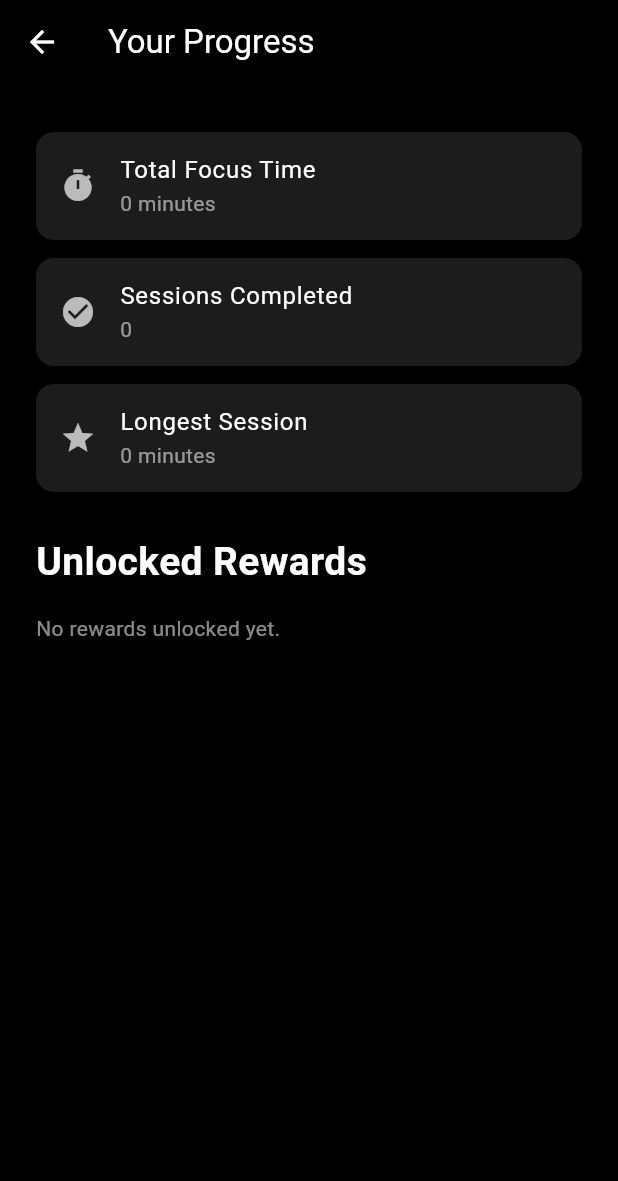
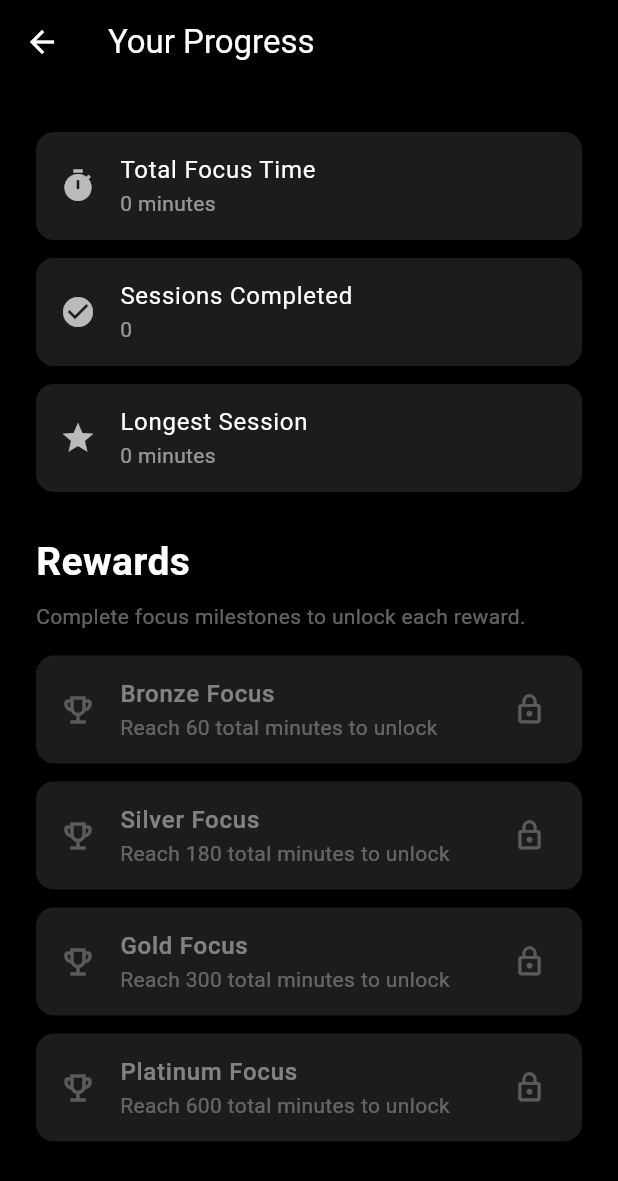
Before and after one commit to CalebNoss/FocusApplicationSpring2026SP, a Flutter app: the ProgressScreen screen opened directly, on a phone screen of 412 x 824 dp. Shown: the top 1181 px of the screen. Run offline on Flutter 3.47's test engine with Material 3 defaults, Android fonts, the phone set to English and light mode, and no system bars; our stand-ins replace just_audio, native_ffi, supabase_flutter; missing offline and left inert: dart:ffi, media_kit, media_kit_video; accounts and stored records are empty.

Commit message:
Show locked rewardst

```diff
--- a/lib/native.dart
+++ b/lib/native.dart
@@ -1,52 +1 @@
-import 'dart:ffi' as ffi;
-
-typedef RunStartNative = ffi.Void Function();
-typedef RunStartDart = void Function();
-
-typedef RunMiddleNative = ffi.Void Function();
-typedef RunMiddleDart = void Function();
-
-typedef RunEndNative = ffi.Void Function();
-typedef RunEndDart = void Function();
-
-class NativeBindings {
-  late final RunStartDart RunStart;
-  late final RunMiddleDart RunMiddle;
-  late final RunEndDart RunEnd;
-
-  NativeBindings() {
-    final ffi.DynamicLibrary dll;
-    try {
-      dll = ffi.DynamicLibrary.open("FocusAppLibrary.dll");
-    } catch (_) {
-      RunStart = () {};
-      RunMiddle = () {};
-      RunEnd = () {};
-      return;
-    }
-
-    RunStart = dll.lookupFunction<RunStartNative, RunStartDart>(
-      "RunStart",
-    );
-
-    RunEnd = dll.lookupFunction<RunEndNative, RunEndDart>(
-      "RunEnd",
-    );
-
-    RunMiddle = dll.lookupFunction<RunMiddleNative, RunMiddleDart>(
-      "RunMiddle",
-    );
-  }
-
-  void callRunStart() {
-    RunStart();
-  }
-
-  void callRunMiddle() {
-    RunMiddle();
-  }
-
-  void callRunEnd() {
-    RunEnd();
-  }
-}
+export 'native_stub.dart' if (dart.library.ffi) 'native_ffi.dart';
--- /dev/null
+++ b/lib/native_ffi.dart
@@ -0,0 +1,52 @@
+import 'dart:ffi' as ffi;
+
+typedef RunStartNative = ffi.Void Function();
+typedef RunStartDart = void Function();
+
+typedef RunMiddleNative = ffi.Void Function();
+typedef RunMiddleDart = void Function();
+
+typedef RunEndNative = ffi.Void Function();
+typedef RunEndDart = void Function();
+
+class NativeBindings {
+  late final RunStartDart RunStart;
+  late final RunMiddleDart RunMiddle;
+  late final RunEndDart RunEnd;
+
+  NativeBindings() {
+    final ffi.DynamicLibrary dll;
+    try {
+      dll = ffi.DynamicLibrary.open("FocusAppLibrary.dll");
+    } catch (_) {
+      RunStart = () {};
+      RunMiddle = () {};
+      RunEnd = () {};
+      return;
+    }
+
+    RunStart = dll.lookupFunction<RunStartNative, RunStartDart>(
+      "RunStart",
+    );
+
+    RunEnd = dll.lookupFunction<RunEndNative, RunEndDart>(
+      "RunEnd",
+    );
+
+    RunMiddle = dll.lookupFunction<RunMiddleNative, RunMiddleDart>(
+      "RunMiddle",
+    );
+  }
+
+  void callRunStart() {
+    RunStart();
+  }
+
+  void callRunMiddle() {
+    RunMiddle();
+  }
+
+  void callRunEnd() {
+    RunEnd();
+  }
+}
--- /dev/null
+++ b/lib/native_stub.dart
@@ -0,0 +1,10 @@
+/// Web and other platforms without FFI: native DLL calls are no-ops.
+class NativeBindings {
+  NativeBindings();
+
+  void callRunStart() {}
+
+  void callRunMiddle() {}
+
+  void callRunEnd() {}
+}
--- a/lib/screens/progress_screen.dart
+++ b/lib/screens/progress_screen.dart
@@ -1,5 +1,6 @@
 import 'package:flutter/material.dart';
 import '../data/session_store.dart';
+import '../models/reward_badge.dart';
 import '../services/progress_service.dart';
 import '../services/reward_service.dart';
 
@@ -23,9 +24,6 @@ class ProgressScreen extends StatelessWidget {
         final int longestSession = progressService.getLongestSession(
           sessions.cast(),
         );
-        final unlockedRewards =
-            rewardService.getUnlockedRewards(totalMinutes);
-
         return Scaffold(
           backgroundColor: Colors.black,
           appBar: AppBar(
@@ -66,32 +64,33 @@ class ProgressScreen extends StatelessWidget {
                   const SizedBox(height: 28),
 
                   const Text(
-                    'Unlocked Rewards',
+                    'Rewards',
                     style: TextStyle(
                       fontSize: 26,
                       fontWeight: FontWeight.bold,
                       color: Colors.white,
                     ),
                   ),
+                  const SizedBox(height: 8),
+                  const Text(
+                    'Complete focus milestones to unlock each reward.',
+                    style: TextStyle(color: Colors.white38, fontSize: 14),
+                  ),
                   const SizedBox(height: 16),
 
-                  if (unlockedRewards.isEmpty)
-                    const Text(
-                      'No rewards unlocked yet.',
-                      style: TextStyle(color: Colors.white54),
-                    )
-                  else
-                    ...unlockedRewards.map(
-                      (reward) => Padding(
+                  ...rewardService.rewards.map(
+                    (RewardBadge reward) {
+                      final bool unlocked =
+                          rewardService.isUnlocked(reward, totalMinutes);
+                      return Padding(
                         padding: const EdgeInsets.only(bottom: 12),
-                        child: _StatCard(
-                          icon: Icons.emoji_events,
-                          title: reward.title,
-                          value:
-                              'Unlocked at ${reward.requiredMinutes} minutes',
+                        child: _RewardTile(
+                          reward: reward,
+                          unlocked: unlocked,
                         ),
-                      ),
-                    ),
+                      );
+                    },
+                  ),
                 ],
               ),
             ),
@@ -128,3 +127,55 @@ class _StatCard extends StatelessWidget {
     );
   }
 }
+
+class _RewardTile extends StatelessWidget {
+  static const Color _unlockedGreen = Color(0xFF30D158);
+
+  final RewardBadge reward;
+  final bool unlocked;
+
+  const _RewardTile({
+    required this.reward,
+    required this.unlocked,
+  });
+
+  @override
+  Widget build(BuildContext context) {
+    final Color iconColor =
+        unlocked ? _unlockedGreen : Colors.white.withValues(alpha: 0.28);
+    final Color titleColor =
+        unlocked ? _unlockedGreen : Colors.white.withValues(alpha: 0.45);
+    final Color subtitleColor =
+        unlocked ? Colors.white60 : Colors.white.withValues(alpha: 0.32);
+    final String subtitle = unlocked
+        ? 'Completed · ${reward.requiredMinutes} min milestone'
+        : 'Reach ${reward.requiredMinutes} total minutes to unlock';
+
+    return Container(
+      decoration: BoxDecoration(
+        color: const Color(0xFF1C1C1E),
+        borderRadius: BorderRadius.circular(12),
+        border: unlocked
+            ? Border.all(color: _unlockedGreen.withValues(alpha: 0.45))
+            : null,
+      ),
+      child: ListTile(
+        leading: Icon(
+          unlocked ? Icons.emoji_events : Icons.emoji_events_outlined,
+          color: iconColor,
+        ),
+        title: Text(
+          reward.title,
+          style: TextStyle(
+            color: titleColor,
+            fontWeight: unlocked ? FontWeight.w600 : FontWeight.w500,
+          ),
+        ),
+        subtitle: Text(subtitle, style: TextStyle(color: subtitleColor)),
+        trailing: unlocked
+            ? const Icon(Icons.check_circle, color: _unlockedGreen, size: 26)
+            : Icon(Icons.lock_outline, color: iconColor, size: 22),
+      ),
+    );
+  }
+}
--- a/lib/services/reward_service.dart
+++ b/lib/services/reward_service.dart
@@ -9,16 +9,7 @@ class RewardService {
     RewardBadge(title: "Platinum Focus", requiredMinutes: 600),
   ];
 
-  List<RewardBadge> getUnlockedRewards(int totalMinutes) {
-
-    List<RewardBadge> unlocked = [];
-
-    for (final reward in rewards) {
-      if (totalMinutes >= reward.requiredMinutes) {
-        unlocked.add(reward);
-      }
-    }
-
-    return unlocked;
+  bool isUnlocked(RewardBadge reward, int totalMinutes) {
+    return totalMinutes >= reward.requiredMinutes;
   }
 }
```
Also changed, not shown: 1 other file.
